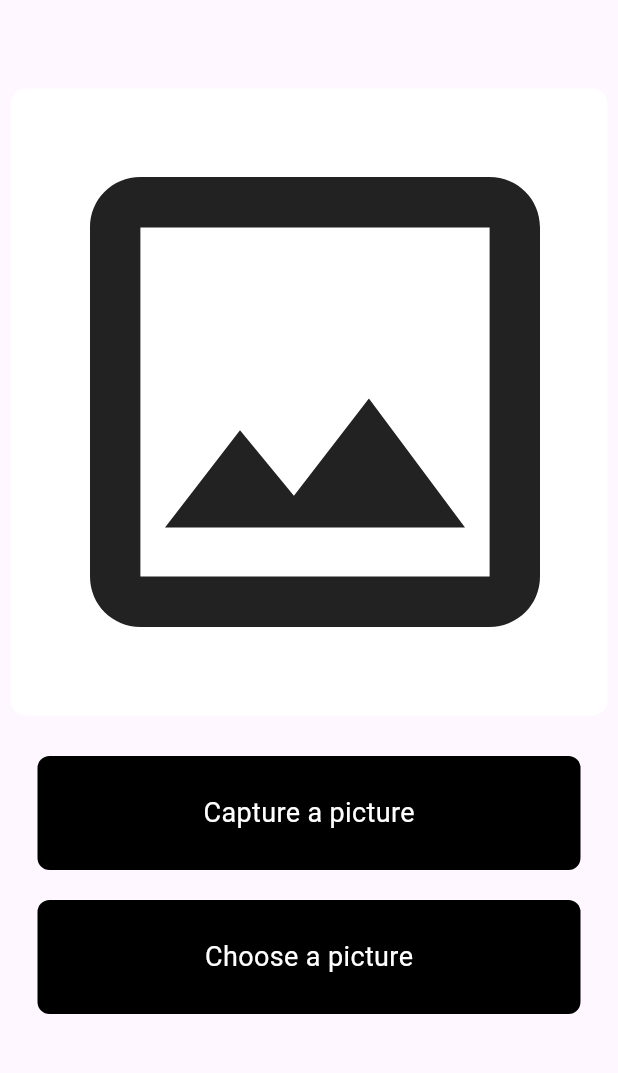
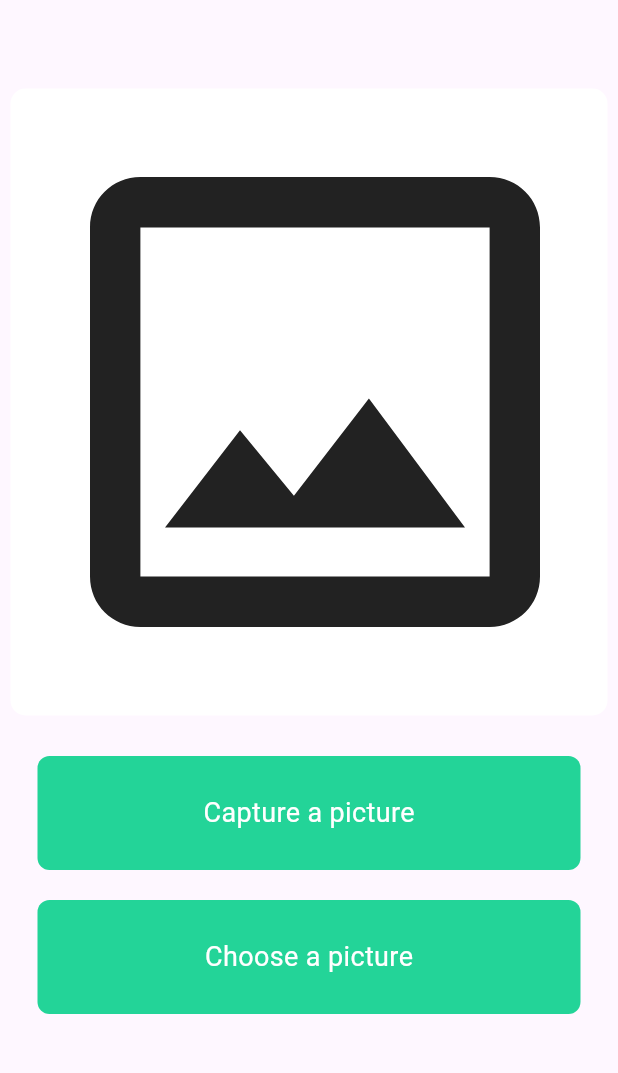
Before and after one commit to Unanimous07/Animal-Identification, a Flutter app: the screen it shows after launch, on a phone screen of 412 x 824 dp, the part 84-1157 px from its top. Run offline on Flutter 3.47's test engine with Material 3 defaults, Android fonts, the phone set to English and light mode, and no system bars; our stand-ins replace animated_splash_screen, image_picker, page_transition; missing offline and left inert: google_mlkit_image_labeling.

```diff
--- a/lib/components/my_button.dart
+++ b/lib/components/my_button.dart
@@ -18,7 +18,8 @@ class MyButton extends StatelessWidget {
         padding: const EdgeInsets.all(25),
         margin: const EdgeInsets.symmetric(horizontal: 25),
         decoration: BoxDecoration(
-            color: Colors.black, borderRadius: BorderRadius.circular(8)),
+            color: const Color(0xFF23D498),
+            borderRadius: BorderRadius.circular(8)),
         child:  Center(
           child: Text(
             text,
--- a/lib/main.dart
+++ b/lib/main.dart
@@ -1,5 +1,4 @@
-
-import 'package:animalide/screens/animals/animal_identification.dart';
+import 'package:animalide/screens/otherScrens/splashScreen.dart';
 import 'package:flutter/material.dart';
 
 
@@ -18,7 +17,7 @@ class MyApp extends StatelessWidget {
         colorScheme: ColorScheme.fromSeed(seedColor: Colors.deepPurple),
         useMaterial3: true,
       ),
-      home: const AnimalIdentification(),
+      home: const MySplashScreen(),
     );
   }
 }
```
Also changed, not shown: lib/screens/otherScrens/splashScreen.dart (added, +25 -0 lines), pubspec.yaml (+10 -14 lines), assets/images/white.png (added), pubspec.lock.
